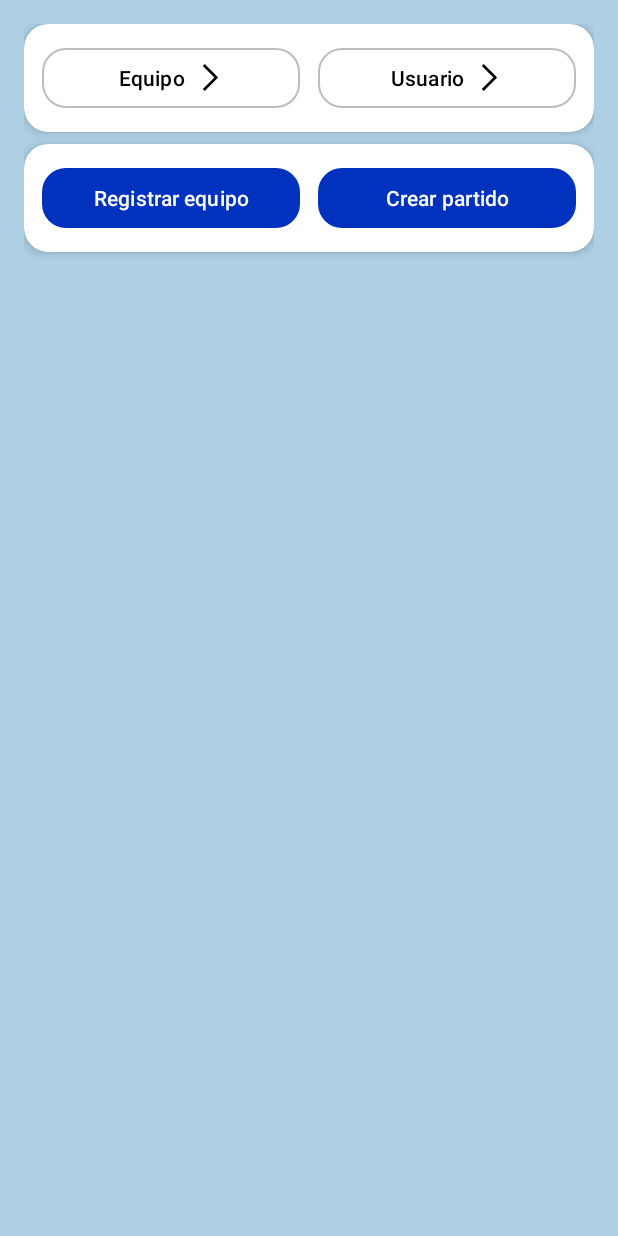
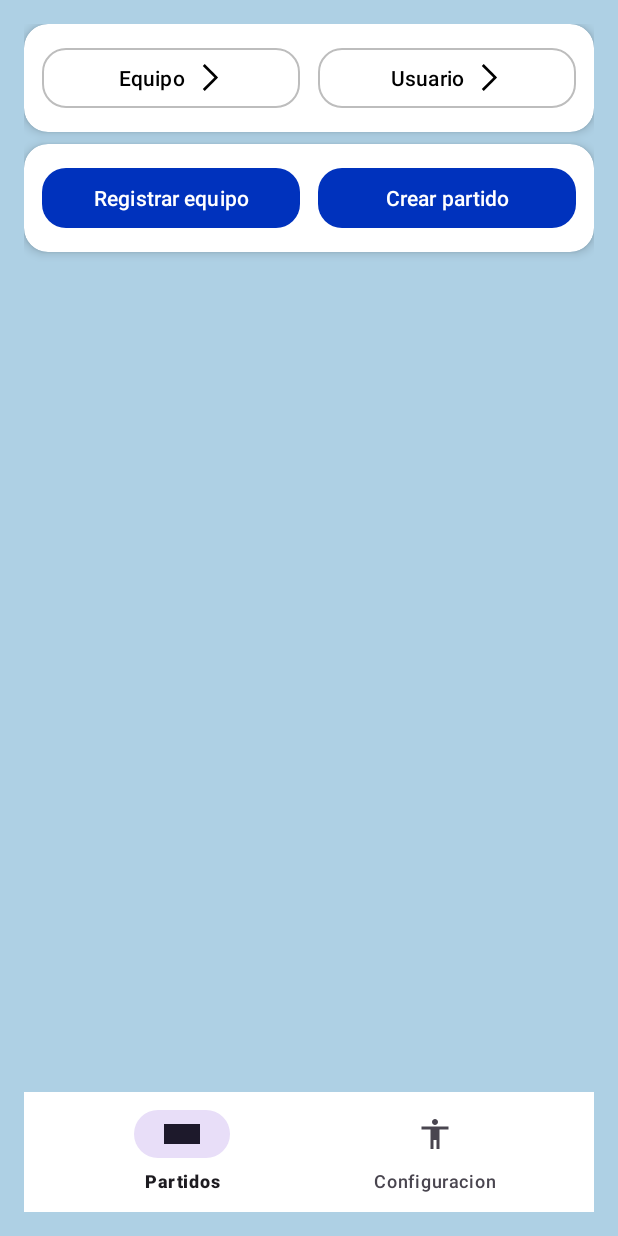
Before and after one commit to MiguelPavon2003/TFG, an Android app: the layout activity_pantalla2.xml on its own in the app's theme, with its tools: preview values and no code run, on a phone screen of 412 x 824 dp. Run offline under Robolectric (Android 15) with nearby library versions, the light colour scheme and no system bars.

Commit message:
actualizacion1 post entrega tfg

```diff
--- /dev/null
+++ b/MiguelPavonLimones_TFG/app/src/main/res/drawable/nav_usuario.xml
@@ -0,0 +1,5 @@
+<vector xmlns:android="http://schemas.android.com/apk/res/android" android:height="24dp" android:tint="#000000" android:viewportHeight="24" android:viewportWidth="24" android:width="24dp">
+
+    <path android:fillColor="@android:color/white" android:pathData="M12,2c1.1,0 2,0.9 2,2s-0.9,2 -2,2 -2,-0.9 -2,-2 0.9,-2 2,-2zM21,9h-6v13h-2v-6h-2v6L9,22L9,9L3,9L3,7h18v2z"/>
+
+</vector>
--- a/MiguelPavonLimones_TFG/app/src/main/res/layout/activity_pantalla2.xml
+++ b/MiguelPavonLimones_TFG/app/src/main/res/layout/activity_pantalla2.xml
@@ -110,6 +110,17 @@
         android:clipToPadding="false"
         android:paddingTop="8dp"
         app:layout_constraintTop_toBottomOf="@id/cardActions"
+        app:layout_constraintBottom_toTopOf="@id/bottomNavigation"
+        app:layout_constraintStart_toStartOf="parent"
+        app:layout_constraintEnd_toEndOf="parent" />
+
+
+    <com.google.android.material.bottomnavigation.BottomNavigationView
+        android:id="@+id/bottomNavigation"
+        android:layout_width="0dp"
+        android:layout_height="wrap_content"
+        android:background="@color/white"
+        app:menu="@menu/bottom_nav_menu"
         app:layout_constraintBottom_toBottomOf="parent"
         app:layout_constraintStart_toStartOf="parent"
         app:layout_constraintEnd_toEndOf="parent" />
--- /dev/null
+++ b/MiguelPavonLimones_TFG/app/src/main/res/menu/bottom_nav_menu.xml
@@ -0,0 +1,14 @@
+<?xml version="1.0" encoding="utf-8"?>
+<!-- res/menu/bottom_nav_menu.xml -->
+<menu xmlns:android="http://schemas.android.com/apk/res/android">
+    <item
+        android:id="@+id/nav_partidos"
+        android:icon="@drawable/cancha_basket"
+        android:title="Partidos" />
+
+    <item
+        android:id="@+id/nav_usuario"
+        android:icon="@drawable/nav_usuario"
+        android:title="Configuracion"
+        />
+</menu>
```
